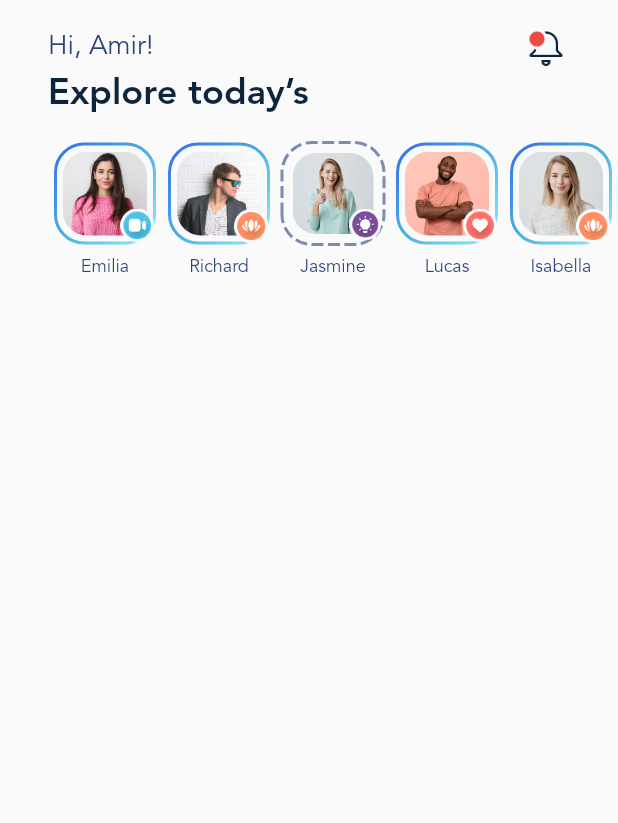
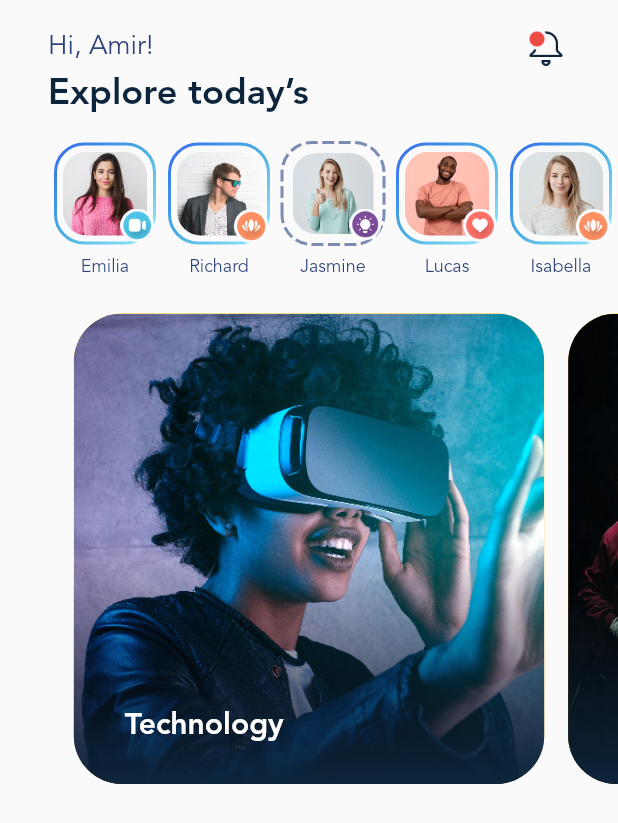
Before and after one commit to amirtorabi/blog_club, a Flutter app: the screen it shows after launch, on a phone screen of 412 x 824 dp. Shown: the top 823 px of the screen. Run offline on Flutter 3.47's test engine with Material 2 defaults, Android fonts, the phone set to English and light mode, and no system bars; drawn by our look-alikes of carousel_slider, dotted_border; our stand-ins replace gradient_borders.

```diff
--- a/lib/main.dart
+++ b/lib/main.dart
@@ -1,4 +1,5 @@
 import 'package:blog_club/data.dart';
+import 'package:carousel_slider/carousel_slider.dart';
 import 'package:dotted_border/dotted_border.dart';
 import 'package:flutter/material.dart';
 import 'package:gradient_borders/box_borders/gradient_box_border.dart';
@@ -51,6 +52,7 @@ class HomeScreen extends StatelessWidget {
   @override
   Widget build(BuildContext context) {
     final stories = AppDatabase.stories;
+    final categories = AppDatabase.categories;
     ThemeData myTheme = Theme.of(context);
     return Scaffold(
       body: SafeArea(
@@ -80,11 +82,87 @@ class HomeScreen extends StatelessWidget {
                 style: myTheme.textTheme.headlineMedium,
               ),
             ),
-            _StoryList(stories: stories, myTheme: myTheme)
+            _StoryList(stories: stories, myTheme: myTheme),
+            const SizedBox(height: 16),
+            _CategoryList()
           ],
         )),
       ),
     );
+  }
+}
+
+class _CategoryList extends StatelessWidget {
+  const _CategoryList({
+    super.key,
+  });
+
+  @override
+  Widget build(BuildContext context) {
+    final categories = AppDatabase.categories;
+    return _CategoryItem(categories: categories);
+  }
+}
+
+class _CategoryItem extends StatelessWidget {
+  const _CategoryItem({
+    super.key,
+    required this.categories,
+  });
+
+  final List<Category> categories;
+
+  @override
+  Widget build(BuildContext context) {
+    return CarouselSlider.builder(
+        itemCount: categories.length,
+        itemBuilder: (context, index, realIndex) {
+          return Stack(
+            children: [
+              Container(
+                // width: 236,
+                // height: 273,
+                margin: const EdgeInsets.all(8),
+                decoration: BoxDecoration(
+                  color: Colors.amber,
+                  borderRadius: BorderRadius.circular(32),
+                ),
+                foregroundDecoration: BoxDecoration(
+                  borderRadius: BorderRadius.circular(32),
+                  gradient: const LinearGradient(
+                      colors: [Color(0xff0D253C), Colors.transparent],
+                      begin: Alignment.bottomCenter,
+                      end: Alignment.center),
+                  // backgroundBlendMode: BlendMode.color
+                ),
+                child: ClipRRect(
+                  borderRadius: BorderRadius.circular(32),
+                  child: Image.asset(
+                      'assets/img/posts/large/${categories[realIndex].imageFileName}',
+                      fit: BoxFit.cover),
+                ),
+              ),
+              Positioned(
+                 bottom: 48,
+                 left: 42,
+                child:  Text(categories[index].title,style: Theme.of(context).textTheme.titleLarge!.apply(color: Colors.white),)),
+            ],
+          );
+        },
+        options: CarouselOptions(
+            // height: 700,
+            scrollDirection: Axis.horizontal,
+
+            //har item 80% arze safhe ra begirad:
+            viewportFraction: 0.8,
+
+            //nesbate tol be arze har item
+            aspectRatio: 1.2,
+
+            //by default tamtae item ha ra vasate safhe namayesh midahad k inja man nemikham
+            disableCenter: false,
+            enableInfiniteScroll: false,
+            scrollPhysics: const BouncingScrollPhysics()));
   }
 }
 
--- a/pubspec.yaml
+++ b/pubspec.yaml
@@ -37,6 +37,7 @@ dependencies:
   cupertino_icons: ^1.0.2
   gradient_borders: ^1.0.0
   dotted_border: ^2.0.0+3
+  carousel_slider: ^4.2.1
 
 dev_dependencies:
   flutter_test:
```
Also changed, not shown: pubspec.lock.
